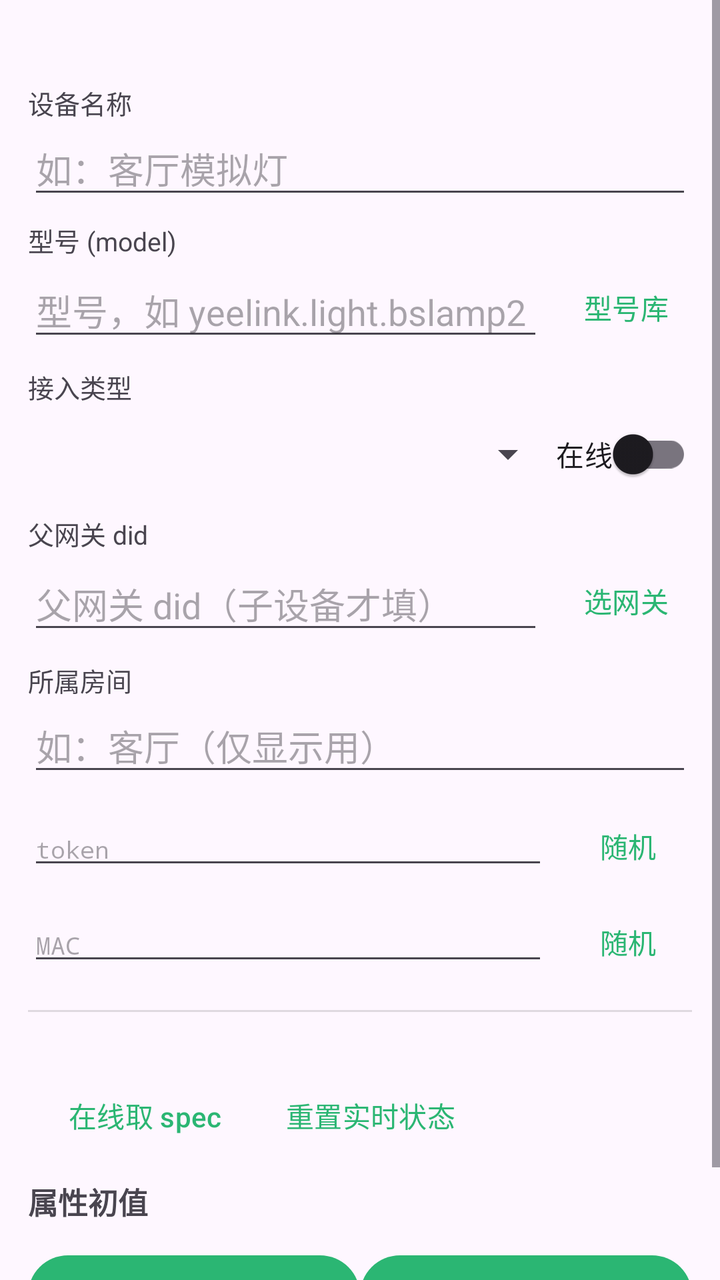
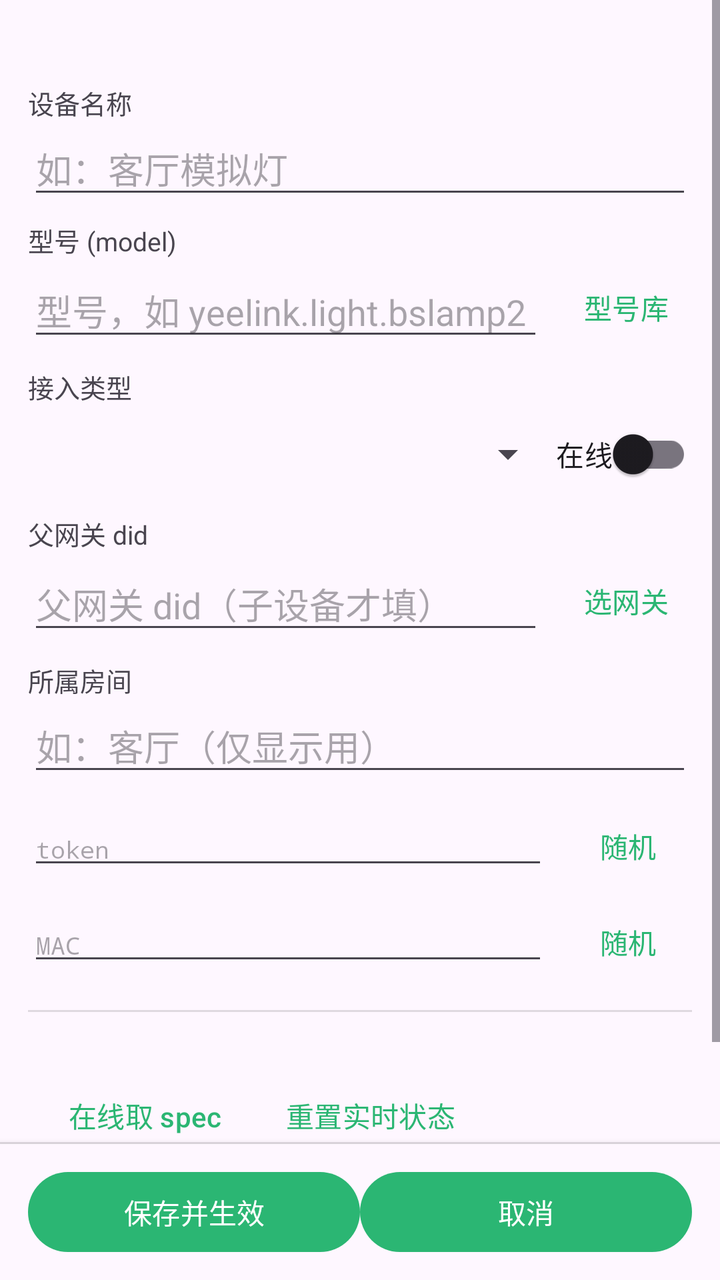

Two renders of the same Android screen: before a commit and after it. Below are the layout's source before the change and the commit's diff.
<!-- AndroidManifest.xml: application theme Theme.MijiaSim -->
<!-- res/layout/activity_device_edit.xml -->
<?xml version="1.0" encoding="utf-8"?>
<ScrollView xmlns:android="http://schemas.android.com/apk/res/android"
    android:layout_width="match_parent"
    android:layout_height="match_parent"
    android:fillViewport="true">

    <LinearLayout
        android:layout_width="match_parent"
        android:layout_height="wrap_content"
        android:orientation="vertical"
        android:padding="14dp">

        <TextView
            android:id="@+id/edit_did"
            android:layout_width="match_parent"
            android:layout_height="wrap_content"
            android:fontFamily="monospace"
            android:textSize="13sp" />

        <TextView
            android:layout_width="match_parent"
            android:layout_height="wrap_content"
            android:paddingTop="10dp"
            android:text="@string/label_name"
            android:textSize="13sp" />

        <EditText
            android:id="@+id/input_name"
            android:layout_width="match_parent"
            android:layout_height="wrap_content"
            android:hint="@string/hint_name"
            android:inputType="text"
            android:maxLines="1" />

        <TextView
            android:layout_width="match_parent"
            android:layout_height="wrap_content"
            android:paddingTop="6dp"
            android:text="@string/label_model"
            android:textSize="13sp" />

        <LinearLayout
            android:layout_width="match_parent"
            android:layout_height="wrap_content"
            android:gravity="center_vertical"
            android:orientation="horizontal">

            <EditText
                android:id="@+id/input_model"
                android:layout_width="0dp"
                android:layout_height="wrap_content"
                android:layout_weight="1"
                android:hint="@string/hint_model"
                android:inputType="text"
                android:maxLines="1" />

            <Button
                android:id="@+id/btn_pick_model"
                style="?android:attr/buttonBarButtonStyle"
                android:layout_width="wrap_content"
                android:layout_height="wrap_content"
                android:text="@string/action_pick_model" />
        </LinearLayout>

        <TextView
            android:layout_width="match_parent"
            android:layout_height="wrap_content"
            android:paddingTop="6dp"
            android:text="@string/label_type"
            android:textSize="13sp" />

        <LinearLayout
            android:layout_width="match_parent"
            android:layout_height="wrap_content"
            android:gravity="center_vertical"
            android:orientation="horizontal">

            <Spinner
                android:id="@+id/spinner_type"
                android:layout_width="0dp"
                android:layout_height="wrap_content"
                android:layout_weight="1" />

            <androidx.appcompat.widget.SwitchCompat
                android:id="@+id/switch_online"
                android:layout_width="wrap_content"
                android:layout_height="wrap_content"
                android:text="@string/label_online" />
        </LinearLayout>

        <TextView
            android:id="@+id/label_parent_row"
            android:layout_width="match_parent"
            android:layout_height="wrap_content"
            android:paddingTop="6dp"
            android:text="@string/label_parent_gateway"
            android:textSize="13sp" />

        <LinearLayout
            android:id="@+id/parent_row"
            android:layout_width="match_parent"
            android:layout_height="wrap_content"
            android:gravity="center_vertical"
            android:orientation="horizontal">

            <EditText
                android:id="@+id/input_parent_did"
                android:layout_width="0dp"
                android:layout_height="wrap_content"
                android:layout_weight="1"
                android:hint="@string/hint_parent_did"
                android:inputType="number"
                android:maxLines="1" />

            <Button
                android:id="@+id/btn_pick_parent"
                style="?android:attr/buttonBarButtonStyle"
                android:layout_width="wrap_content"
                android:layout_height="wrap_content"
                android:text="@string/action_pick_gateway" />
        </LinearLayout>

        <TextView
            android:layout_width="match_parent"
            android:layout_height="wrap_content"
            android:paddingTop="6dp"
            android:text="@string/label_room"
            android:textSize="13sp" />

        <EditText
            android:id="@+id/input_room"
            android:layout_width="match_parent"
            android:layout_height="wrap_content"
            android:hint="@string/hint_room"
            android:inputType="text"
            android:maxLines="1" />

        <LinearLayout
            android:layout_width="match_parent"
            android:layout_height="wrap_content"
            android:gravity="center_vertical"
            android:orientation="horizontal"
            android:paddingTop="6dp">

            <EditText
                android:id="@+id/input_token"
                android:layout_width="0dp"
                android:layout_height="wrap_content"
                android:layout_weight="1"
                android:fontFamily="monospace"
                android:hint="@string/label_token"
                android:inputType="textCapCharacters"
                android:maxLines="1"
                android:textSize="12sp" />

            <Button
                android:id="@+id/btn_token"
                style="?android:attr/buttonBarButtonStyle"
                android:layout_width="wrap_content"
                android:layout_height="wrap_content"
                android:text="@string/action_random" />
        </LinearLayout>

        <LinearLayout
            android:layout_width="match_parent"
            android:layout_height="wrap_content"
            android:gravity="center_vertical"
            android:orientation="horizontal">

            <EditText
                android:id="@+id/input_mac"
                android:layout_width="0dp"
                android:layout_height="wrap_content"
                android:layout_weight="1"
                android:fontFamily="monospace"
                android:hint="@string/label_mac"
                android:inputType="textCapCharacters"
                android:maxLines="1"
                android:textSize="12sp" />

            <Button
                android:id="@+id/btn_mac"
                style="?android:attr/buttonBarButtonStyle"
                android:layout_width="wrap_content"
                android:layout_height="wrap_content"
                android:text="@string/action_random" />
        </LinearLayout>

        <View
            android:layout_width="match_parent"
            android:layout_height="1dp"
            android:layout_marginTop="10dp"
            android:layout_marginBottom="10dp"
            android:background="?android:attr/listDivider" />

        <TextView
            android:id="@+id/spec_summary"
            android:layout_width="match_parent"
            android:layout_height="wrap_content"
            android:textSize="13sp" />

        <LinearLayout
            android:layout_width="match_parent"
            android:layout_height="wrap_content"
            android:gravity="center_vertical"
            android:orientation="horizontal">

            <Button
                android:id="@+id/btn_fetch_spec"
                style="?android:attr/buttonBarButtonStyle"
                android:layout_width="wrap_content"
                android:layout_height="wrap_content"
                android:text="@string/action_fetch_spec_online" />

            <Button
                android:id="@+id/btn_reset_state"
                style="?android:attr/buttonBarButtonStyle"
                android:layout_width="wrap_content"
                android:layout_height="wrap_content"
                android:text="@string/action_reset_state" />
        </LinearLayout>

        <TextView
            android:layout_width="match_parent"
            android:layout_height="wrap_content"
            android:paddingTop="8dp"
            android:text="@string/label_props"
            android:textSize="15sp"
            android:textStyle="bold" />

        <LinearLayout
            android:id="@+id/prop_container"
            android:layout_width="match_parent"
            android:layout_height="wrap_content"
            android:orientation="vertical" />

        <LinearLayout
            android:layout_width="match_parent"
            android:layout_height="wrap_content"
            android:gravity="center_vertical"
            android:orientation="horizontal"
            android:paddingTop="12dp"
            android:paddingBottom="16dp">

            <Button
                android:id="@+id/btn_save"
                android:layout_width="0dp"
                android:layout_height="wrap_content"
                android:layout_weight="1"
                android:text="@string/action_save" />

            <Button
                android:id="@+id/btn_cancel"
                android:layout_width="0dp"
                android:layout_height="wrap_content"
                android:layout_weight="1"
                android:text="@string/action_cancel" />
        </LinearLayout>

    </LinearLayout>
</ScrollView>
<!-- resources referenced by this layout -->
<resources>
  <string name="action_cancel">取消</string>
  <string name="action_fetch_spec_online">在线取 spec</string>
  <string name="action_pick_gateway">选网关</string>
  <string name="action_pick_model">型号库</string>
  <string name="action_random">随机</string>
  <string name="action_reset_state">重置实时状态</string>
  <string name="action_save">保存并生效</string>
  <string name="hint_model">型号，如 yeelink.light.bslamp2</string>
  <string name="hint_name">如：客厅模拟灯</string>
  <string name="hint_parent_did">父网关 did（子设备才填）</string>
  <string name="hint_room">如：客厅（仅显示用）</string>
  <string name="label_mac">MAC</string>
  <string name="label_model">型号 (model)</string>
  <string name="label_name">设备名称</string>
  <string name="label_online">在线</string>
  <string name="label_parent_gateway">父网关 did</string>
  <string name="label_props">属性初值</string>
  <string name="label_room">所属房间</string>
  <string name="label_token">token</string>
  <string name="label_type">接入类型</string>
  <style name="Theme.MijiaSim" parent="Theme.Material3.DayNight">
          <item name="colorPrimary">@color/accent</item>
          <item name="android:statusBarColor">@android:color/transparent</item>
      </style>
  <color name="accent">#FF2bb673</color>
</resources>

<!-- the commit's change to res/layout/activity_device_edit.xml (unified diff, before → after) -->
@@ -1,261 +1,279 @@
 <?xml version="1.0" encoding="utf-8"?>
-<ScrollView xmlns:android="http://schemas.android.com/apk/res/android"
+<LinearLayout xmlns:android="http://schemas.android.com/apk/res/android"
     android:layout_width="match_parent"
     android:layout_height="match_parent"
-    android:fillViewport="true">
-
-    <LinearLayout
+    android:orientation="vertical">
+
+    <ScrollView
         android:layout_width="match_parent"
-        android:layout_height="wrap_content"
-        android:orientation="vertical"
-        android:padding="14dp">
-
-        <TextView
-            android:id="@+id/edit_did"
-            android:layout_width="match_parent"
-            android:layout_height="wrap_content"
-            android:fontFamily="monospace"
-            android:textSize="13sp" />
-
-        <TextView
-            android:layout_width="match_parent"
-            android:layout_height="wrap_content"
-            android:paddingTop="10dp"
-            android:text="@string/label_name"
-            android:textSize="13sp" />
-
-        <EditText
-            android:id="@+id/input_name"
-            android:layout_width="match_parent"
-            android:layout_height="wrap_content"
-            android:hint="@string/hint_name"
-            android:inputType="text"
-            android:maxLines="1" />
-
-        <TextView
-            android:layout_width="match_parent"
-            android:layout_height="wrap_content"
-            android:paddingTop="6dp"
-            android:text="@string/label_model"
-            android:textSize="13sp" />
+        android:layout_height="0dp"
+        android:layout_weight="1"
+        android:fillViewport="true">
 
         <LinearLayout
             android:layout_width="match_parent"
             android:layout_height="wrap_content"
-            android:gravity="center_vertical"
-            android:orientation="horizontal">
+            android:orientation="vertical"
+            android:padding="14dp">
+
+            <TextView
+                android:id="@+id/edit_did"
+                android:layout_width="match_parent"
+                android:layout_height="wrap_content"
+                android:fontFamily="monospace"
+                android:textSize="13sp" />
+
+            <TextView
+                android:layout_width="match_parent"
+                android:layout_height="wrap_content"
+                android:paddingTop="10dp"
+                android:text="@string/label_name"
+                android:textSize="13sp" />
 
             <EditText
-                android:id="@+id/input_model"
-                android:layout_width="0dp"
-                android:layout_height="wrap_content"
-                android:layout_weight="1"
-                android:hint="@string/hint_model"
+                android:id="@+id/input_name"
+                android:layout_width="match_parent"
+                android:layout_height="wrap_content"
+                android:hint="@string/hint_name"
                 android:inputType="text"
                 android:maxLines="1" />
 
-            <Button
-                android:id="@+id/btn_pick_model"
-                style="?android:attr/buttonBarButtonStyle"
-                android:layout_width="wrap_content"
-                android:layout_height="wrap_content"
-                android:text="@string/action_pick_model" />
+            <TextView
+                android:layout_width="match_parent"
+                android:layout_height="wrap_content"
+                android:paddingTop="6dp"
+                android:text="@string/label_model"
+                android:textSize="13sp" />
+
+            <LinearLayout
+                android:layout_width="match_parent"
+                android:layout_height="wrap_content"
+                android:gravity="center_vertical"
+                android:orientation="horizontal">
+
+                <EditText
+                    android:id="@+id/input_model"
+                    android:layout_width="0dp"
+                    android:layout_height="wrap_content"
+                    android:layout_weight="1"
+                    android:hint="@string/hint_model"
+                    android:inputType="text"
+                    android:maxLines="1" />
+
+                <Button
+                    android:id="@+id/btn_pick_model"
+                    style="?android:attr/buttonBarButtonStyle"
+                    android:layout_width="wrap_content"
+                    android:layout_height="wrap_content"
+                    android:text="@string/action_pick_model" />
+            </LinearLayout>
+
+            <TextView
+                android:layout_width="match_parent"
+                android:layout_height="wrap_content"
+                android:paddingTop="6dp"
+                android:text="@string/label_type"
+                android:textSize="13sp" />
+
+            <LinearLayout
+                android:layout_width="match_parent"
+                android:layout_height="wrap_content"
+                android:gravity="center_vertical"
+                android:orientation="horizontal">
+
+                <Spinner
+                    android:id="@+id/spinner_type"
+                    android:layout_width="0dp"
+                    android:layout_height="wrap_content"
+                    android:layout_weight="1" />
+
+                <androidx.appcompat.widget.SwitchCompat
+                    android:id="@+id/switch_online"
+                    android:layout_width="wrap_content"
+                    android:layout_height="wrap_content"
+                    android:text="@string/label_online" />
+            </LinearLayout>
+
+            <TextView
+                android:id="@+id/label_parent_row"
+                android:layout_width="match_parent"
+                android:layout_height="wrap_content"
+                android:paddingTop="6dp"
+                android:text="@string/label_parent_gateway"
+                android:textSize="13sp" />
+
+            <LinearLayout
+                android:id="@+id/parent_row"
+                android:layout_width="match_parent"
+                android:layout_height="wrap_content"
+                android:gravity="center_vertical"
+                android:orientation="horizontal">
+
+                <EditText
+                    android:id="@+id/input_parent_did"
+                    android:layout_width="0dp"
+                    android:layout_height="wrap_content"
+                    android:layout_weight="1"
+                    android:hint="@string/hint_parent_did"
+                    android:inputType="number"
+                    android:maxLines="1" />
+
+                <Button
+                    android:id="@+id/btn_pick_parent"
+                    style="?android:attr/buttonBarButtonStyle"
+                    android:layout_width="wrap_content"
+                    android:layout_height="wrap_content"
+                    android:text="@string/action_pick_gateway" />
+            </LinearLayout>
+
+            <TextView
+                android:layout_width="match_parent"
+                android:layout_height="wrap_content"
+                android:paddingTop="6dp"
+                android:text="@string/label_room"
+                android:textSize="13sp" />
+
+            <EditText
+                android:id="@+id/input_room"
+                android:layout_width="match_parent"
+                android:layout_height="wrap_content"
+                android:hint="@string/hint_room"
+                android:inputType="text"
+                android:maxLines="1" />
+
+            <LinearLayout
+                android:layout_width="match_parent"
+                android:layout_height="wrap_content"
+                android:gravity="center_vertical"
+                android:orientation="horizontal"
+                android:paddingTop="6dp">
+
+                <EditText
+                    android:id="@+id/input_token"
+                    android:layout_width="0dp"
+                    android:layout_height="wrap_content"
+                    android:layout_weight="1"
+                    android:fontFamily="monospace"
+                    android:hint="@string/label_token"
+                    android:inputType="textCapCharacters"
+                    android:maxLines="1"
+                    android:textSize="12sp" />
+
+                <Button
+                    android:id="@+id/btn_token"
+                    style="?android:attr/buttonBarButtonStyle"
+                    android:layout_width="wrap_content"
+                    android:layout_height="wrap_content"
+                    android:text="@string/action_random" />
+            </LinearLayout>
+
+            <LinearLayout
+                android:layout_width="match_parent"
+                android:layout_height="wrap_content"
+                android:gravity="center_vertical"
+                android:orientation="horizontal">
+
+                <EditText
+                    android:id="@+id/input_mac"
+                    android:layout_width="0dp"
+                    android:layout_height="wrap_content"
+                    android:layout_weight="1"
+                    android:fontFamily="monospace"
+                    android:hint="@string/label_mac"
+                    android:inputType="textCapCharacters"
+                    android:maxLines="1"
+                    android:textSize="12sp" />
+
+                <Button
+                    android:id="@+id/btn_mac"
+                    style="?android:attr/buttonBarButtonStyle"
+                    android:layout_width="wrap_content"
+                    android:layout_height="wrap_content"
+                    android:text="@string/action_random" />
+            </LinearLayout>
+
+            <View
+                android:layout_width="match_parent"
+                android:layout_height="1dp"
+                android:layout_marginTop="10dp"
+                android:layout_marginBottom="10dp"
+                android:background="?android:attr/listDivider" />
+
+            <TextView
+                android:id="@+id/spec_summary"
+                android:layout_width="match_parent"
+                android:layout_height="wrap_content"
+                android:textSize="13sp" />
+
+            <LinearLayout
+                android:layout_width="match_parent"
+                android:layout_height="wrap_content"
+                android:gravity="center_vertical"
+                android:orientation="horizontal">
+
+                <Button
+                    android:id="@+id/btn_fetch_spec"
+                    style="?android:attr/buttonBarButtonStyle"
+                    android:layout_width="wrap_content"
+                    android:layout_height="wrap_content"
+                    android:text="@string/action_fetch_spec_online" />
+
+                <Button
+                    android:id="@+id/btn_reset_state"
+                    style="?android:attr/buttonBarButtonStyle"
+                    android:layout_width="wrap_content"
+                    android:layout_height="wrap_content"
+                    android:text="@string/action_reset_state" />
+            </LinearLayout>
+
+            <TextView
+                android:layout_width="match_parent"
+                android:layout_height="wrap_content"
+                android:paddingTop="8dp"
+                android:text="@string/label_props"
+                android:textSize="15sp"
+                android:textStyle="bold" />
+
+            <LinearLayout
+                android:id="@+id/prop_container"
+                android:layout_width="match_parent"
+                android:layout_height="wrap_content"
+                android:orientation="vertical" />
+
         </LinearLayout>
-
-        <TextView
-            android:layout_width="match_parent"
+    </ScrollView>
+
+    
+    <View
+        android:layout_width="match_parent"
+        android:layout_height="1dp"
+        android:background="?android:attr/listDivider" />
+
+    <LinearLayout
+        android:id="@+id/bottom_action_bar"
+        android:layout_width="match_parent"
+        android:layout_height="wrap_content"
+        android:background="?android:attr/windowBackground"
+        android:elevation="8dp"
+        android:gravity="center_vertical"
+        android:orientation="horizontal"
+        android:paddingStart="14dp"
+        android:paddingTop="10dp"
+        android:paddingEnd="14dp"
+        android:paddingBottom="10dp">
+
+        <Button
+            android:id="@+id/btn_save"
+            android:layout_width="0dp"
             android:layout_height="wrap_content"
-            android:paddingTop="6dp"
-            android:text="@string/label_type"
-            android:textSize="13sp" />
-
-        <LinearLayout
-            android:layout_width="match_parent"
+            android:layout_weight="1"
+            android:text="@string/action_save" />
+
+        <Button
+            android:id="@+id/btn_cancel"
+            android:layout_width="0dp"
             android:layout_height="wrap_content"
-            android:gravity="center_vertical"
-            android:orientation="horizontal">
-
-            <Spinner
-                android:id="@+id/spinner_type"
-                android:layout_width="0dp"
-                android:layout_height="wrap_content"
-                android:layout_weight="1" />
-
-            <androidx.appcompat.widget.SwitchCompat
-                android:id="@+id/switch_online"
-                android:layout_width="wrap_content"
-                android:layout_height="wrap_content"
-                android:text="@string/label_online" />
-        </LinearLayout>
-
-        <TextView
-            android:id="@+id/label_parent_row"
-            android:layout_width="match_parent"
-            android:layout_height="wrap_content"
-            android:paddingTop="6dp"
-            android:text="@string/label_parent_gateway"
-            android:textSize="13sp" />
-
-        <LinearLayout
-            android:id="@+id/parent_row"
-            android:layout_width="match_parent"
-            android:layout_height="wrap_content"
-            android:gravity="center_vertical"
-            android:orientation="horizontal">
-
-            <EditText
-                android:id="@+id/input_parent_did"
-                android:layout_width="0dp"
-                android:layout_height="wrap_content"
-                android:layout_weight="1"
-                android:hint="@string/hint_parent_did"
-                android:inputType="number"
-                android:maxLines="1" />
-
-            <Button
-                android:id="@+id/btn_pick_parent"
-                style="?android:attr/buttonBarButtonStyle"
-                android:layout_width="wrap_content"
-                android:layout_height="wrap_content"
-                android:text="@string/action_pick_gateway" />
-        </LinearLayout>
-
-        <TextView
-            android:layout_width="match_parent"
-            android:layout_height="wrap_content"
-            android:paddingTop="6dp"
-            android:text="@string/label_room"
-            android:textSize="13sp" />
-
-        <EditText
-            android:id="@+id/input_room"
-            android:layout_width="match_parent"
-            android:layout_height="wrap_content"
-            android:hint="@string/hint_room"
-            android:inputType="text"
-            android:maxLines="1" />
-
-        <LinearLayout
-            android:layout_width="match_parent"
-            android:layout_height="wrap_content"
-            android:gravity="center_vertical"
-            android:orientation="horizontal"
-            android:paddingTop="6dp">
-
-            <EditText
-                android:id="@+id/input_token"
-                android:layout_width="0dp"
-                android:layout_height="wrap_content"
-                android:layout_weight="1"
-                android:fontFamily="monospace"
-                android:hint="@string/label_token"
-                android:inputType="textCapCharacters"
-                android:maxLines="1"
-                android:textSize="12sp" />
-
-            <Button
-                android:id="@+id/btn_token"
-                style="?android:attr/buttonBarButtonStyle"
-                android:layout_width="wrap_content"
-                android:layout_height="wrap_content"
-                android:text="@string/action_random" />
-        </LinearLayout>
-
-        <LinearLayout
-            android:layout_width="match_parent"
-            android:layout_height="wrap_content"
-            android:gravity="center_vertical"
-            android:orientation="horizontal">
-
-            <EditText
-                android:id="@+id/input_mac"
-                android:layout_width="0dp"
-                android:layout_height="wrap_content"
-                android:layout_weight="1"
-                android:fontFamily="monospace"
-                android:hint="@string/label_mac"
-                android:inputType="textCapCharacters"
-                android:maxLines="1"
-                android:textSize="12sp" />
-
-            <Button
-                android:id="@+id/btn_mac"
-                style="?android:attr/buttonBarButtonStyle"
-                android:layout_width="wrap_content"
-                android:layout_height="wrap_content"
-                android:text="@string/action_random" />
-        </LinearLayout>
-
-        <View
-            android:layout_width="match_parent"
-            android:layout_height="1dp"
-            android:layout_marginTop="10dp"
-            android:layout_marginBottom="10dp"
-            android:background="?android:attr/listDivider" />
-
-        <TextView
-            android:id="@+id/spec_summary"
-            android:layout_width="match_parent"
-            android:layout_height="wrap_content"
-            android:textSize="13sp" />
-
-        <LinearLayout
-            android:layout_width="match_parent"
-            android:layout_height="wrap_content"
-            android:gravity="center_vertical"
-            android:orientation="horizontal">
-
-            <Button
-                android:id="@+id/btn_fetch_spec"
-                style="?android:attr/buttonBarButtonStyle"
-                android:layout_width="wrap_content"
-                android:layout_height="wrap_content"
-                android:text="@string/action_fetch_spec_online" />
-
-            <Button
-                android:id="@+id/btn_reset_state"
-                style="?android:attr/buttonBarButtonStyle"
-                android:layout_width="wrap_content"
-                android:layout_height="wrap_content"
-                android:text="@string/action_reset_state" />
-        </LinearLayout>
-
-        <TextView
-            android:layout_width="match_parent"
-            android:layout_height="wrap_content"
-            android:paddingTop="8dp"
-            android:text="@string/label_props"
-            android:textSize="15sp"
-            android:textStyle="bold" />
-
-        <LinearLayout
-            android:id="@+id/prop_container"
-            android:layout_width="match_parent"
-            android:layout_height="wrap_content"
-            android:orientation="vertical" />
-
-        <LinearLayout
-            android:layout_width="match_parent"
-            android:layout_height="wrap_content"
-            android:gravity="center_vertical"
-            android:orientation="horizontal"
-            android:paddingTop="12dp"
-            android:paddingBottom="16dp">
-
-            <Button
-                android:id="@+id/btn_save"
-                android:layout_width="0dp"
-                android:layout_height="wrap_content"
-                android:layout_weight="1"
-                android:text="@string/action_save" />
-
-            <Button
-                android:id="@+id/btn_cancel"
-                android:layout_width="0dp"
-                android:layout_height="wrap_content"
-                android:layout_weight="1"
-                android:text="@string/action_cancel" />
-        </LinearLayout>
-
+            android:layout_weight="1"
+            android:text="@string/action_cancel" />
     </LinearLayout>
-</ScrollView>
+</LinearLayout>
